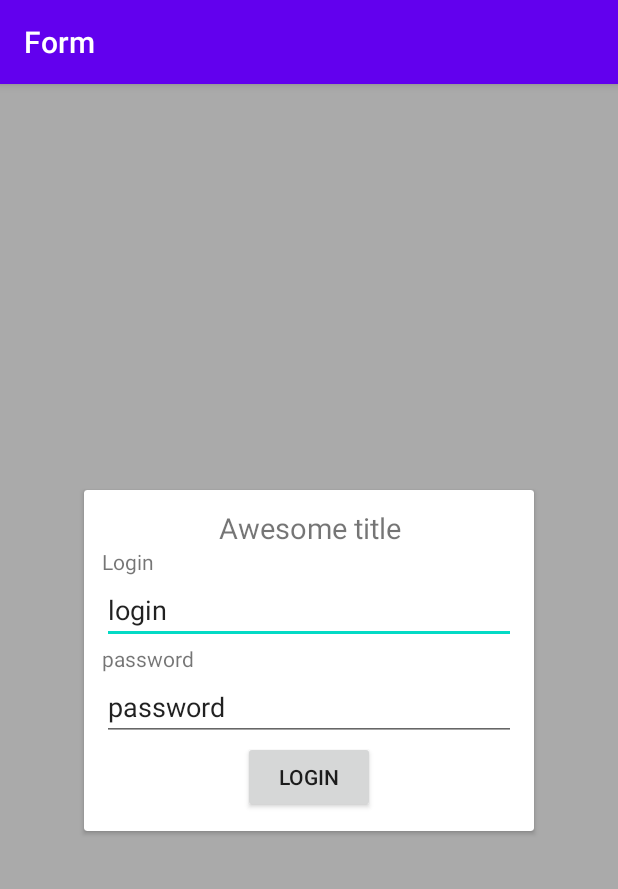
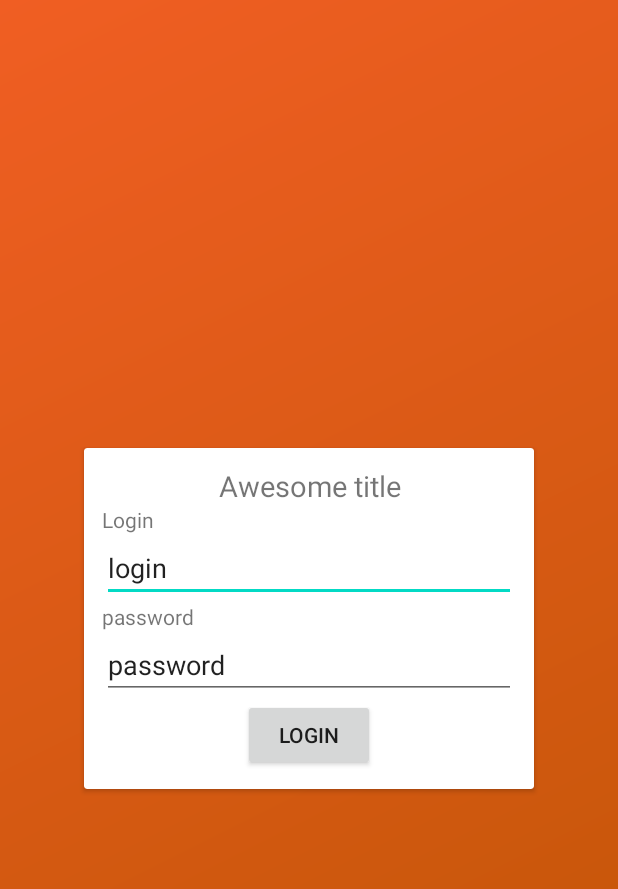
Before and after one commit to elihimas/orchestra, an Android app: the FormExampleActivity screen opened directly, with no data from a screen before it, on a phone screen of 412 x 824 dp. Shown: the top 889 px of the screen. Run offline under Robolectric (Android 15) with nearby library versions, the phone set to English and light mode, and no system bars.

Commit message:
Added separated scale controls (x or y) Changed form example

```diff
--- a/app/src/main/AndroidManifest.xml
+++ b/app/src/main/AndroidManifest.xml
@@ -37,6 +37,7 @@
             android:name=".activities.CoordinatorExampleActivity"
             android:label="@string/coordinator_layout" />
         <activity
+            android:theme="@style/AppTheme.NoActionBar"
             android:name=".activities.FormExampleActivity"
             android:label="@string/form" />
     </application>
--- a/app/src/main/java/com/elihimas/orchestra/activities/FormExampleActivity.kt
+++ b/app/src/main/java/com/elihimas/orchestra/activities/FormExampleActivity.kt
@@ -1,9 +1,11 @@
 package com.elihimas.orchestra.activities
 
 import android.os.Bundle
+import android.view.View
 import androidx.appcompat.app.AppCompatActivity
 import com.elihimas.orchestra.Orchestra
 import com.elihimas.orchestra.R
+import com.elihimas.orchestra.animations.Direction
 import kotlinx.android.synthetic.main.activity_form_example.*
 
 class FormExampleActivity : AppCompatActivity() {
@@ -15,32 +17,43 @@ class FormExampleActivity : AppCompatActivity() {
         runAnimation()
     }
 
+
     private fun runAnimation() {
         val slideViews = arrayOf(titleText, loginText, loginEditText, passwordText, passwordEditText, loginButton)
+        form.measure(View.MeasureSpec.UNSPECIFIED, View.MeasureSpec.UNSPECIFIED)
+
 
         Orchestra.setup {
             on(form)
-                    .alpha(0)
-                    .scale(0.1f)
+                    .invisible()
+                    .alpha(0.0f)
             on(*slideViews)
                     .invisible()
         }
 
         Orchestra.launch {
-            on(form).parallel {
-                fadeIn {
-                    duration = 160
+            delay(500)
+
+            parallel {
+                val slideTranslateDuration = 600L
+                val halfSlideTranslateDuration = slideTranslateDuration / 2
+
+                on(form).parallel {
+                    slide(Direction.Up) {
+                        duration = slideTranslateDuration
+                    }
+                    fadeIn() {
+                        duration = halfSlideTranslateDuration
+                    }
                 }
-                scale(1f) {
-                    duration = 400
-                }
+
+                on(*slideViews)
+                        .delay(halfSlideTranslateDuration)
+                        .slide(Direction.Up) {
+                            duration = slideTranslateDuration
+                        }
             }
 
-            on(*slideViews)
-                    .slide {
-                        duration = 380
-                        spacing = 120
-                    }
         }
     }
 }
--- a/app/src/main/java/com/elihimas/orchestra/animations/Animations.kt
+++ b/app/src/main/java/com/elihimas/orchestra/animations/Animations.kt
@@ -25,6 +25,7 @@ enum class Direction {
 }
 
 abstract class Animation(var duration: Long = OrchestraConfiguration.General.duration,
+        //TODO make spacing work (for instance for Form Example)
                          var spacing: Long = OrchestraConfiguration.General.spacing) : Cloneable {
     internal var start = 0F
         set(value) {
@@ -127,7 +128,7 @@ class CircularRevealAnimation : Animation() {
     override fun updateAnimationByProportion(view: View, proportion: Float) {
         //TODO not working for multiple views
         if (!animationStarted) {
-            view.post{
+            view.post {
                 animationStarted = true
                 runAnimation(view, null)
             }
@@ -398,32 +399,39 @@ class ChangeBackgroundAnimation(@ColorRes initialColorRes: Int, @ColorRes finalC
     }
 }
 
-class ScaleAnimation(var scale: Float) : Animation() {
+class ScaleAnimation(var scaleX: Float, var scaleY: Float) : Animation() {
 
-    private var initialScale = 1f
-    private var valueDelta = 0f
+    constructor(scale: Float) : this(scale, scale)
+
+    var initialScaleX = 1f
+    var initialScaleY = 1f
+    private var valueDeltaX = 0f
+    private var valueDeltaY = 0f
 
     override fun init(vararg views: View) {
-        initialScale = views[0].scaleX
-        valueDelta = scale - initialScale
+        initialScaleX = views[0].scaleX
+        initialScaleY = views[0].scaleY
+        valueDeltaX = scaleX - initialScaleX
+        valueDeltaY = scaleY - initialScaleY
     }
 
     override fun updateAnimationByProportion(view: View, proportion: Float) {
-        val scale = initialScale + proportion * valueDelta
-        view.scaleX = scale
-        view.scaleY = scale
+        val scaleX = initialScaleX + proportion * valueDeltaX
+        val scaleY = initialScaleY + proportion * valueDeltaY
+        view.scaleX = scaleX
+        view.scaleY = scaleY
     }
 
     override fun clone(): Any {
-        return ScaleAnimation(scale).also {
+        return ScaleAnimation(scaleX, scaleY).also {
             cloneFromTo(it, this)
         }
     }
 
     override fun addAnimation(view: View, animation: ViewPropertyAnimator) {
         animation
-                .scaleX(scale)
-                .scaleY(scale)
+                .scaleX(scaleX)
+                .scaleY(scaleY)
     }
 
 }
--- a/app/src/main/java/com/elihimas/orchestra/ui/animateimage/usecases/AnimateUseCase.kt
+++ b/app/src/main/java/com/elihimas/orchestra/ui/animateimage/usecases/AnimateUseCase.kt
@@ -53,7 +53,7 @@ class AnimateUseCase(private val imageView: ImageView) {
     }
 
     private fun ViewReference.addScale(animation: ScaleAnimation) {
-        scale(animation.scale) {
+        scale(animation.scaleX, animation.scaleY) {
             duration = animation.duration
             spacing = animation.spacing
         }
--- /dev/null
+++ b/app/src/main/res/drawable/form_background.xml
@@ -0,0 +1,7 @@
+<shape xmlns:android="http://schemas.android.com/apk/res/android"
+    android:shape="rectangle">
+    <gradient
+        android:angle="315"
+        android:startColor="@color/orange"
+        android:endColor="@color/orangeDark" />
+</shape>
--- a/app/src/main/res/layout/activity_form_example.xml
+++ b/app/src/main/res/layout/activity_form_example.xml
@@ -4,7 +4,7 @@
     xmlns:tools="http://schemas.android.com/tools"
     android:layout_width="match_parent"
     android:layout_height="match_parent"
-    android:background="@android:color/darker_gray"
+    android:background="@drawable/form_background"
     tools:context=".activities.FormExampleActivity">
 
     <androidx.cardview.widget.CardView
@@ -17,6 +17,8 @@
         app:layout_constraintTop_toTopOf="parent">
 
         <LinearLayout
+            android:maxHeight="80dp"
+            android:id="@+id/container"
             android:layout_width="match_parent"
             android:layout_height="wrap_content"
             android:minWidth="300dp"
@@ -63,4 +65,5 @@
                 android:text="Login" />
         </LinearLayout>
     </androidx.cardview.widget.CardView>
+
 </androidx.constraintlayout.widget.ConstraintLayout>
--- a/app/src/main/res/values/colors.xml
+++ b/app/src/main/res/values/colors.xml
@@ -3,4 +3,7 @@
     <color name="colorPrimary">#6200EE</color>
     <color name="colorPrimaryDark">#3700B3</color>
     <color name="colorAccent">#03DAC5</color>
+
+    <color name="orange">#f05e23</color>
+    <color name="orangeDark">#be5504</color>
 </resources>
```
Also changed, not shown: app/src/main/java/com/elihimas/orchestra/Orchestra.kt (+7 -2 lines).
